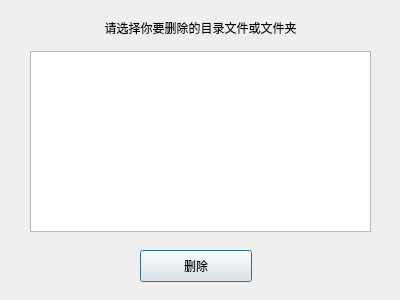
Before: the Qt Designer form dialog_delete_data.ui in Kingtous/OperatingSystemDesign, drawn with Qt 5.
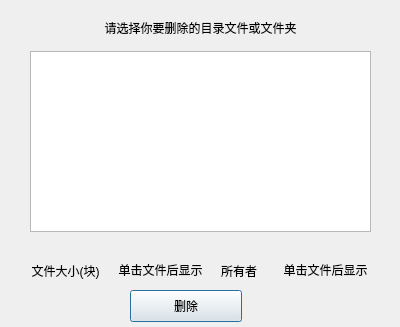
After: the same form once the commit is applied.

Diff of the .ui file:
```diff
--- a/dialog_delete_data.ui
+++ b/dialog_delete_data.ui
@@ -7,7 +7,7 @@
     <x>0</x>
     <y>0</y>
     <width>400</width>
-    <height>300</height>
+    <height>327</height>
    </rect>
   </property>
   <property name="windowTitle">
@@ -42,8 +42,8 @@
   <widget class="QPushButton" name="pushButton">
    <property name="geometry">
     <rect>
-     <x>140</x>
-     <y>250</y>
+     <x>130</x>
+     <y>290</y>
      <width>112</width>
      <height>32</height>
     </rect>
@@ -52,6 +52,70 @@
     <string>删除</string>
    </property>
   </widget>
+  <widget class="QLabel" name="label_2">
+   <property name="geometry">
+    <rect>
+     <x>20</x>
+     <y>260</y>
+     <width>91</width>
+     <height>21</height>
+    </rect>
+   </property>
+   <property name="text">
+    <string>文件大小(块)</string>
+   </property>
+   <property name="alignment">
+    <set>Qt::AlignCenter</set>
+   </property>
+  </widget>
+  <widget class="QLabel" name="label_4">
+   <property name="geometry">
+    <rect>
+     <x>210</x>
+     <y>260</y>
+     <width>58</width>
+     <height>21</height>
+    </rect>
+   </property>
+   <property name="text">
+    <string>所有者</string>
+   </property>
+   <property name="alignment">
+    <set>Qt::AlignCenter</set>
+   </property>
+  </widget>
+  <widget class="QLabel" name="text_fileSize">
+   <property name="geometry">
+    <rect>
+     <x>110</x>
+     <y>260</y>
+     <width>101</width>
+     <height>20</height>
+    </rect>
+   </property>
+   <property name="text">
+    <string>单击文件后显示</string>
+   </property>
+   <property name="alignment">
+    <set>Qt::AlignCenter</set>
+   </property>
+  </widget>
+  <widget class="QLabel" name="text_owner">
+   <property name="geometry">
+    <rect>
+     <x>270</x>
+     <y>260</y>
+     <width>111</width>
+     <height>20</height>
+    </rect>
+   </property>
+   <property name="text">
+    <string>单击文件后显示</string>
+   </property>
+   <property name="alignment">
+    <set>Qt::AlignCenter</set>
+   </property>
+  </widget>
  </widget>
  <resources/>
  <connections/>
```
